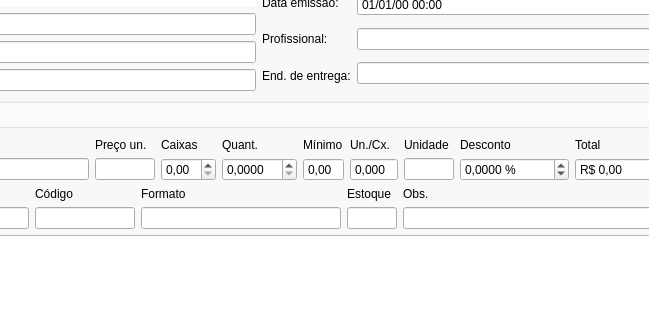
Before: the Qt Designer form ui/orcamento.ui in darktorres/ERP-STACCATO, drawn with Qt 5; both pictures show x 330 to 979 and y 88 to 408 of the 1307 by 879 pixel window.
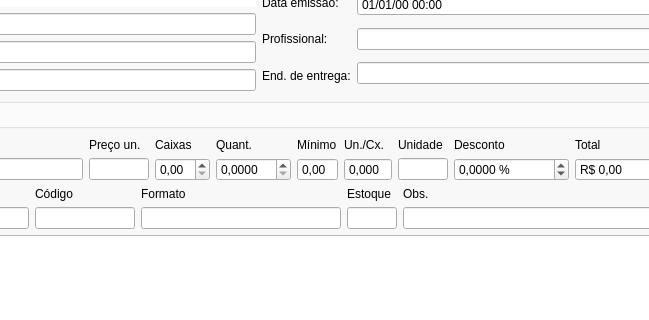
After: the same form once the commit is applied. Icons and pictures are not drawn. Custom widgets are drawn as their Qt base class.

Commit message: Increase range of discount

```diff
--- a/ui/orcamento.ui
+++ b/ui/orcamento.ui
@@ -1090,7 +1090,7 @@
                <number>4</number>
               </property>
               <property name="minimum">
-               <double>-10000.000000000000000</double>
+               <double>-100000000.000000000000000</double>
               </property>
               <property name="maximum">
                <double>100.000000000000000</double>
```
